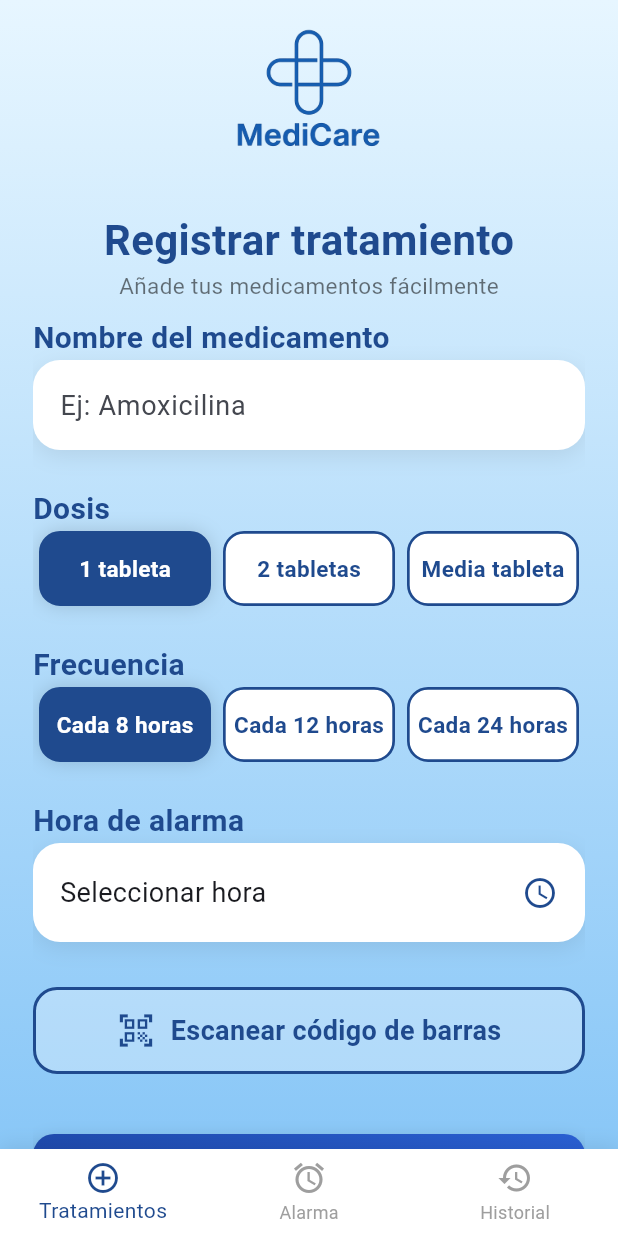
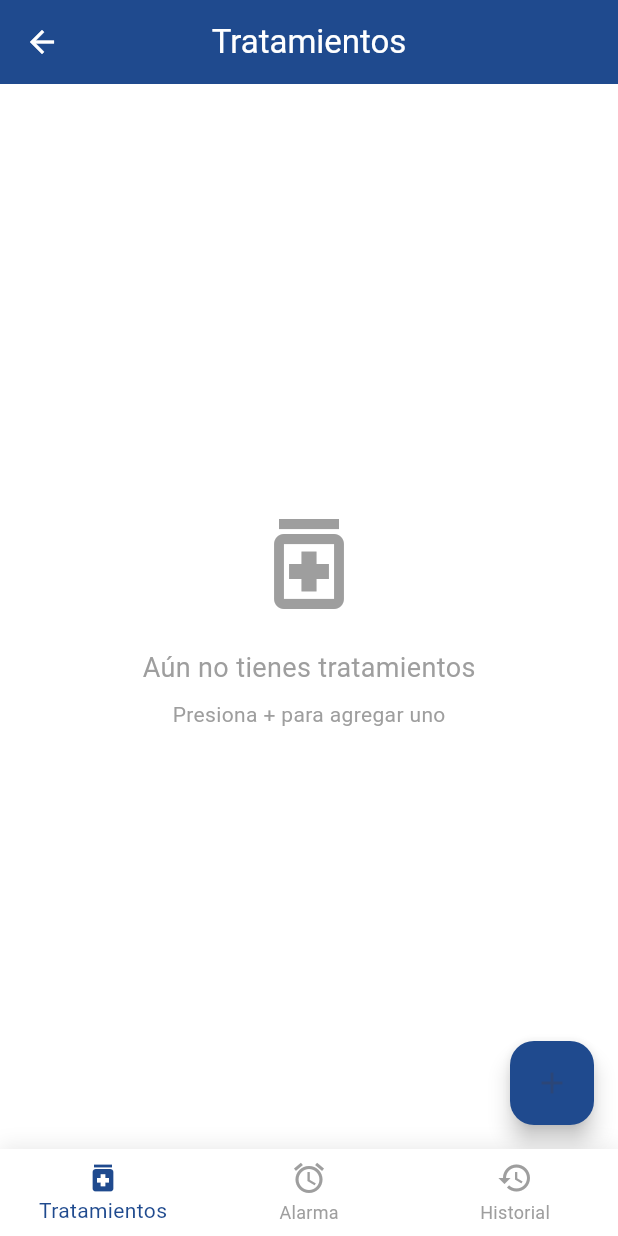
Before and after one commit to Luis2Sosa/medicare_app, a Flutter app: the MainNavScreen screen opened by its route, on a phone screen of 412 x 824 dp. Run offline on Flutter 3.47's test engine with Material 3 defaults, Android fonts, the phone set to English and light mode, and no system bars.

Commit message:
Pantalla Lista de tratamientos

```diff
--- a/lib/modules/home/main_nav_screen.dart
+++ b/lib/modules/home/main_nav_screen.dart
@@ -1,27 +1,39 @@
 import 'package:flutter/material.dart';
 import 'package:medicare_app/core/app_theme.dart';
+import 'package:medicare_app/modules/treatments/screens/treatment_list_screen.dart';
 
-// 🔵 IMPORTS CORRECTOS DE CADA MÓDULO
-import 'package:medicare_app/modules/treatments/screens/treatment_form_screen.dart';
+
+// 🔵 IMPORTS DE CADA MÓDULO
+import 'package:medicare_app/modules/treatments/screens/treatment_list_screen.dart';
 import 'package:medicare_app/modules/alarms/screens/alarm_home_screen.dart';
 import 'package:medicare_app/modules/history/screens/history_screen.dart';
 
 class MainNavScreen extends StatefulWidget {
-  const MainNavScreen({super.key});
+  final int initialIndex;
+
+  const MainNavScreen({
+    super.key,
+    this.initialIndex = 0,
+  });
 
   @override
   State<MainNavScreen> createState() => _MainNavScreenState();
 }
 
 class _MainNavScreenState extends State<MainNavScreen> {
-  int index = 0;
+  late int index;
 
-  // ❌ No puede ser const porque los widgets no son const
-  final screens = [
-    TreatmentFormScreen(),
+  final List<Widget> screens = const [
+    TreatmentListScreen(),
     AlarmHomeScreen(),
     HistoryScreen(),
   ];
+
+  @override
+  void initState() {
+    super.initState();
+    index = widget.initialIndex;
+  }
 
   @override
   Widget build(BuildContext context) {
@@ -36,7 +48,7 @@ class _MainNavScreenState extends State<MainNavScreen> {
               color: Colors.black.withOpacity(0.08),
               blurRadius: 10,
               offset: const Offset(0, -3),
-            )
+            ),
           ],
         ),
         child: BottomNavigationBar(
@@ -45,12 +57,10 @@ class _MainNavScreenState extends State<MainNavScreen> {
           backgroundColor: Colors.white,
           selectedItemColor: AppTheme.primaryBlue,
           unselectedItemColor: Colors.grey,
-
           onTap: (i) => setState(() => index = i),
-
           items: const [
             BottomNavigationBarItem(
-              icon: Icon(Icons.add_circle_outline),
+              icon: Icon(Icons.medication),
               label: "Tratamientos",
             ),
             BottomNavigationBarItem(
--- a/lib/modules/treatments/screens/treatment_form_screen.dart
+++ b/lib/modules/treatments/screens/treatment_form_screen.dart
@@ -27,21 +27,26 @@ class _TreatmentFormScreenState extends State<TreatmentFormScreen> {
         child: SafeArea(
           child: Padding(
             padding: const EdgeInsets.symmetric(horizontal: 22),
+            child: Column(
+              children: [
+
+                // 👉 FORMULARIO (SCROLL)
+                Expanded(
                   child: SingleChildScrollView(
                     physics: const BouncingScrollPhysics(),
-              keyboardDismissBehavior: ScrollViewKeyboardDismissBehavior.onDrag,
+                    keyboardDismissBehavior:
+                    ScrollViewKeyboardDismissBehavior.onDrag,
                     child: Column(
                       crossAxisAlignment: CrossAxisAlignment.center,
                       children: [
-
-                  const SizedBox(height: 0),
+                        const SizedBox(height: 10),
 
                         Image.asset(
                           "assets/images/medicare_logo.png",
-                    width: 140,
+                          width: 160,
                         ),
 
-                  const SizedBox(height: 0),
+                        const SizedBox(height: 10),
 
                         const Text(
                           "Registrar tratamiento",
@@ -52,7 +57,7 @@ class _TreatmentFormScreenState extends State<TreatmentFormScreen> {
                           ),
                         ),
 
-                  const SizedBox(height: 0),
+                        const SizedBox(height: 6),
 
                         const Text(
                           "Añade tus medicamentos fácilmente",
@@ -62,9 +67,8 @@ class _TreatmentFormScreenState extends State<TreatmentFormScreen> {
                           ),
                         ),
 
-                  const SizedBox(height: 10),
+                        const SizedBox(height: 20),
 
-                  // NOMBRE
                         _label("Nombre del medicamento"),
                         _inputCard(
                           child: TextField(
@@ -79,7 +83,6 @@ class _TreatmentFormScreenState extends State<TreatmentFormScreen> {
 
                         const SizedBox(height: 25),
 
-                  // DOSIS
                         _label("Dosis"),
                         _segmentSelector(
                           items: ["1 tableta", "2 tabletas", "Media tableta"],
@@ -89,7 +92,6 @@ class _TreatmentFormScreenState extends State<TreatmentFormScreen> {
 
                         const SizedBox(height: 25),
 
-                  // FRECUENCIA
                         _label("Frecuencia"),
                         _segmentSelector(
                           items: [
@@ -103,15 +105,16 @@ class _TreatmentFormScreenState extends State<TreatmentFormScreen> {
 
                         const SizedBox(height: 25),
 
-                  // HORA DE LA ALARMA
                         _label("Hora de alarma"),
                         _inputCard(
                           child: GestureDetector(
                             onTap: _pickTime,
                             child: Container(
-                        padding: const EdgeInsets.symmetric(vertical: 14),
+                              padding:
+                              const EdgeInsets.symmetric(vertical: 14),
                               child: Row(
-                          mainAxisAlignment: MainAxisAlignment.spaceBetween,
+                                mainAxisAlignment:
+                                MainAxisAlignment.spaceBetween,
                                 children: [
                                   Text(
                                     selectedTime == null
@@ -128,19 +131,25 @@ class _TreatmentFormScreenState extends State<TreatmentFormScreen> {
                         ),
 
                         const SizedBox(height: 30),
+                        // 🔒 Escaneo por código de barras (FASE 2)
+                        //_scanButton(),
 
-                  _scanButton(),
-
-                  const SizedBox(height: 40),
-
-                  _saveButton(),
-
-                  const SizedBox(height: 20),
+                        const SizedBox(height: 120), // 👈 espacio extra
                       ],
                     ),
                   ),
                 ),
+
+                // 👉 BOTÓN FIJO
+                Padding(
+                  padding: const EdgeInsets.only(bottom: 12),
+                  child: _saveButton(),
                 ),
+              ],
+            ),
+          ),
+        ),
+
       ),
     );
   }
--- /dev/null
+++ b/lib/modules/treatments/screens/treatment_list_screen.dart
@@ -0,0 +1,61 @@
+import 'package:flutter/material.dart';
+import 'package:medicare_app/core/app_theme.dart';
+import 'package:medicare_app/modules/treatments/screens/treatment_form_screen.dart';
+
+class TreatmentListScreen extends StatelessWidget {
+  const TreatmentListScreen({super.key});
+
+  @override
+  Widget build(BuildContext context) {
+    return Scaffold(
+      appBar: AppBar(
+        title: const Text("Tratamientos"),
+        backgroundColor: AppTheme.primaryBlue,
+        foregroundColor: Colors.white,
+        centerTitle: true,
+        elevation: 0,
+      ),
+
+      body: Center(
+        child: Column(
+          mainAxisAlignment: MainAxisAlignment.center,
+          children: const [
+            Icon(
+              Icons.medication_outlined,
+              size: 80,
+              color: Colors.grey,
+            ),
+            SizedBox(height: 16),
+            Text(
+              "Aún no tienes tratamientos",
+              style: TextStyle(
+                fontSize: 18,
+                color: Colors.grey,
+              ),
+            ),
+            SizedBox(height: 8),
+            Text(
+              "Presiona + para agregar uno",
+              style: TextStyle(
+                color: Colors.grey,
+              ),
+            ),
+          ],
+        ),
+      ),
+
+      floatingActionButton: FloatingActionButton(
+        backgroundColor: AppTheme.primaryBlue,
+        onPressed: () {
+          Navigator.push(
+            context,
+            MaterialPageRoute(
+              builder: (_) => const TreatmentFormScreen(),
+            ),
+          );
+        },
+        child: const Icon(Icons.add),
+      ),
+    );
+  }
+}
```
Lines whose indentation alone changed are shown as unchanged.
